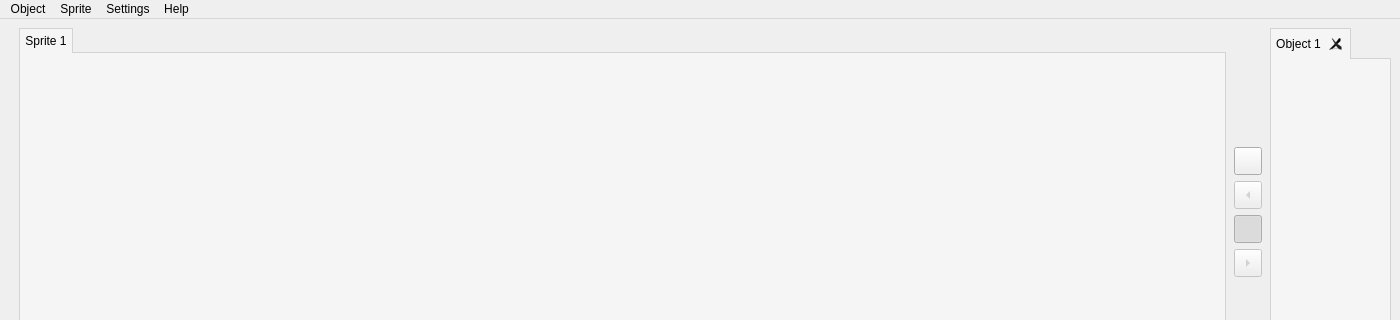
The window that editor_app/gui/main_window.ui (danielmeinert/objectcreator) describes before a commit, drawn with Qt 5; both pictures show x 0 to 1400 and y 0 to 320 of the 1400 by 800 pixel window.
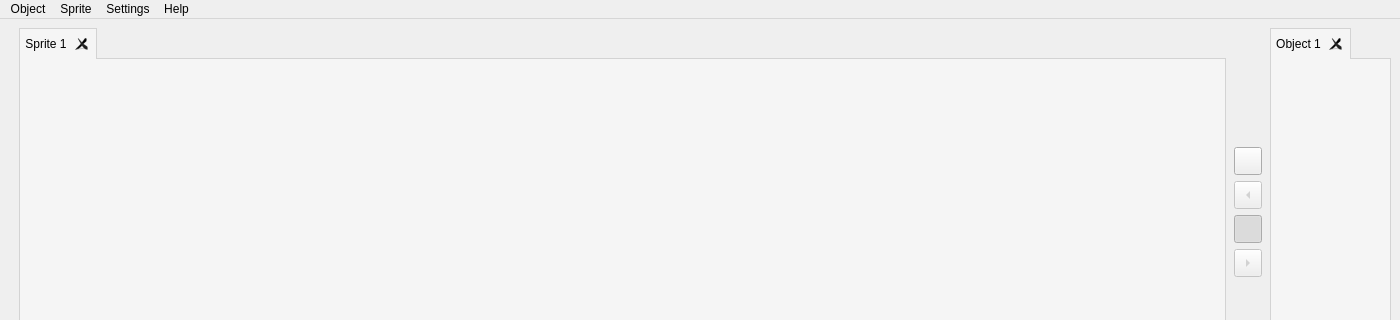
The same window after the commit.

Patch:
```diff
--- a/editor_app/gui/main_window.ui
+++ b/editor_app/gui/main_window.ui
@@ -96,7 +96,7 @@
        <bool>false</bool>
       </property>
       <property name="tabsClosable">
-       <bool>false</bool>
+       <bool>true</bool>
       </property>
       <property name="movable">
        <bool>false</bool>
```
